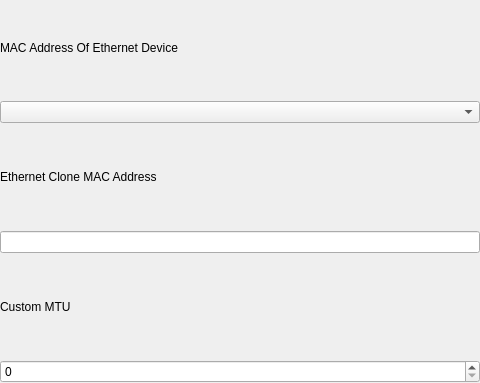
Old version of the form plugins/network/src/plugin/setting-widget/ethernet-widget.ui in the repository openeuler-mirror/kiran-control-panel.
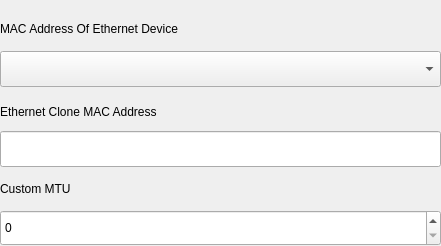
New version of the form. Custom widgets are drawn as their Qt base class.

```diff
--- a/plugins/network/src/plugin/setting-widget/ethernet-widget.ui
+++ b/plugins/network/src/plugin/setting-widget/ethernet-widget.ui
@@ -6,19 +6,22 @@
    <rect>
     <x>0</x>
     <y>0</y>
-    <width>480</width>
-    <height>383</height>
+    <width>441</width>
+    <height>246</height>
    </rect>
   </property>
   <property name="windowTitle">
    <string>EthernetWidget</string>
   </property>
-  <layout class="QVBoxLayout" name="m_verticalDeviceWidgetLayout">
+  <layout class="QVBoxLayout" name="verticalLayout_4">
+   <property name="spacing">
+    <number>8</number>
+   </property>
    <property name="leftMargin">
     <number>0</number>
    </property>
    <property name="topMargin">
-    <number>0</number>
+    <number>16</number>
    </property>
    <property name="rightMargin">
     <number>0</number>
@@ -27,6 +30,11 @@
     <number>0</number>
    </property>
    <item>
+    <layout class="QVBoxLayout" name="verticalLayout">
+     <property name="spacing">
+      <number>10</number>
+     </property>
+     <item>
     <widget class="QLabel" name="label_19">
      <property name="text">
       <string>MAC Address Of Ethernet Device</string>
@@ -34,8 +42,31 @@
     </widget>
    </item>
    <item>
-    <widget class="OptionsComboBox" name="deviceMac"/>
-   </item>
+      <widget class="OptionsComboBox" name="deviceMac">
+       <property name="minimumSize">
+        <size>
+         <width>0</width>
+         <height>36</height>
+        </size>
+       </property>
+       <property name="maximumSize">
+        <size>
+         <width>16777215</width>
+         <height>36</height>
+        </size>
+       </property>
+      </widget>
+     </item>
+    </layout>
+   </item>
+   <item>
+    <layout class="QVBoxLayout" name="verticalLayout_2">
+     <property name="spacing">
+      <number>10</number>
+     </property>
+     <property name="topMargin">
+      <number>8</number>
+     </property>
    <item>
     <widget class="QLabel" name="label_20">
      <property name="text">
@@ -44,10 +75,36 @@
     </widget>
    </item>
    <item>
-    <widget class="QLineEdit" name="cloneDeviceMac"/>
-   </item>
+      <widget class="QLineEdit" name="cloneDeviceMac">
+       <property name="minimumSize">
+        <size>
+         <width>0</width>
+         <height>36</height>
+        </size>
+       </property>
+       <property name="maximumSize">
+        <size>
+         <width>16777215</width>
+         <height>36</height>
+        </size>
+       </property>
+      </widget>
+     </item>
+    </layout>
+   </item>
+   <item>
+    <layout class="QVBoxLayout" name="verticalLayout_3">
+     <property name="spacing">
+      <number>8</number>
+     </property>
+     <property name="bottomMargin">
+      <number>0</number>
+     </property>
    <item>
     <layout class="QHBoxLayout" name="mtuLayout">
+       <property name="spacing">
+        <number>0</number>
+       </property>
      <item>
       <widget class="QLabel" name="label_23">
        <property name="text">
@@ -71,7 +128,22 @@
     </layout>
    </item>
    <item>
-    <widget class="QSpinBox" name="customMTU"/>
+      <widget class="QSpinBox" name="customMTU">
+       <property name="minimumSize">
+        <size>
+         <width>0</width>
+         <height>36</height>
+        </size>
+       </property>
+       <property name="maximumSize">
+        <size>
+         <width>16777215</width>
+         <height>36</height>
+        </size>
+       </property>
+      </widget>
+     </item>
+    </layout>
    </item>
   </layout>
  </widget>
```
Lines whose indentation alone changed are shown as unchanged.
